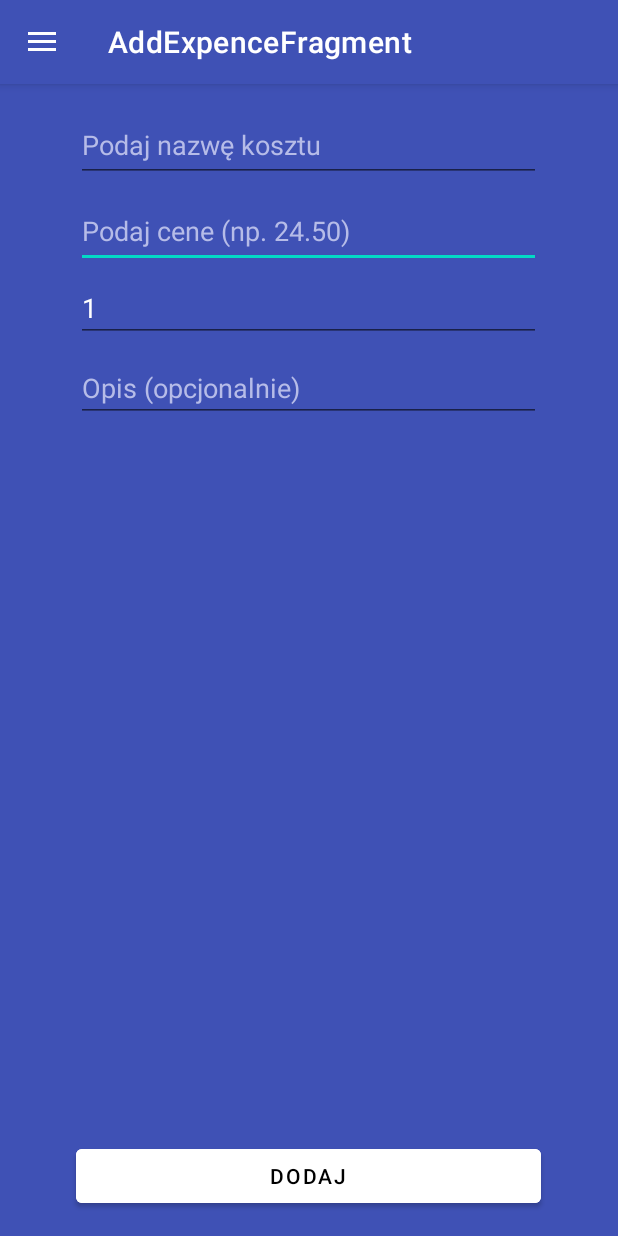
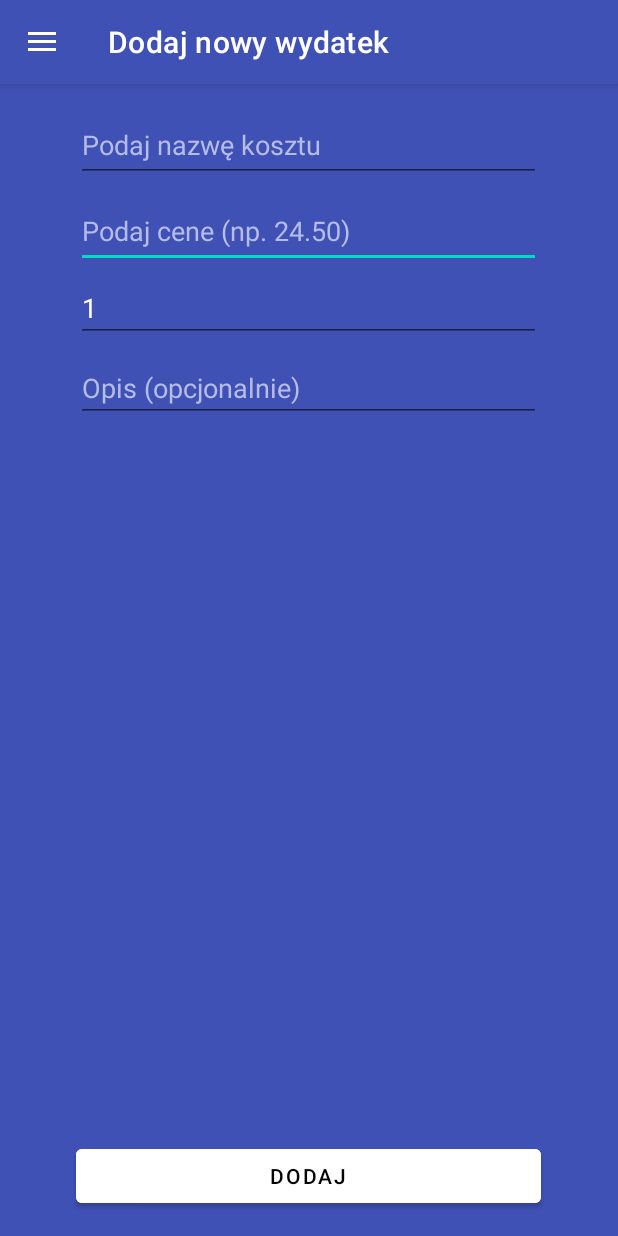
Before and after one commit to zaxanq/android-app, an Android app: the screen it shows after launch (MainActivity), in the side drawer, after a tap on "Dodaj koszt", on a phone screen of 412 x 824 dp. Run offline under Robolectric (Android 15) with nearby library versions, the phone set to English and light mode, and no system bars; our stand-ins replace navigation-ui; 2 statements that could not run were skipped.

Commit message:
add expense title

```diff
--- a/app/src/main/res/navigation/mobile_navigation.xml
+++ b/app/src/main/res/navigation/mobile_navigation.xml
@@ -53,7 +53,7 @@
     <fragment
         android:id="@+id/addExpenceFragment"
         android:name="com.example.aplikacja.AddExpenceFragment"
-        android:label="AddExpenceFragment" >
+        android:label="Dodaj nowy wydatek" >
         <action
             android:id="@+id/action_addExpenceFragment_to_EkranGlownyFragment"
             app:destination="@id/EkranGlownyFragment" />
```
